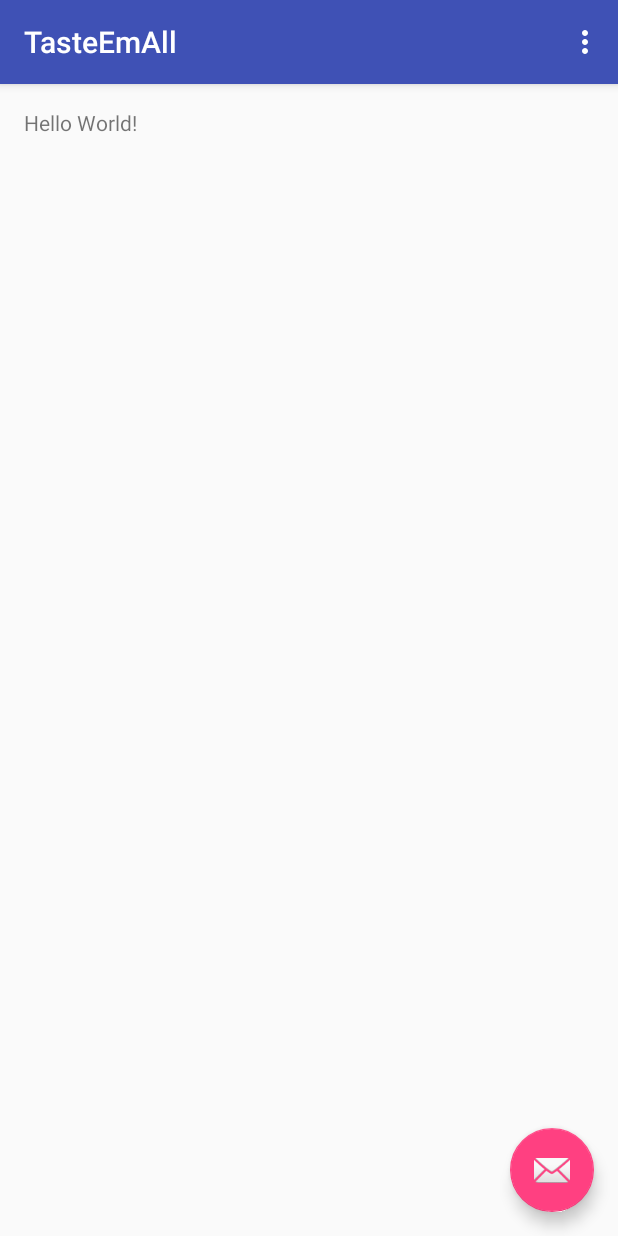
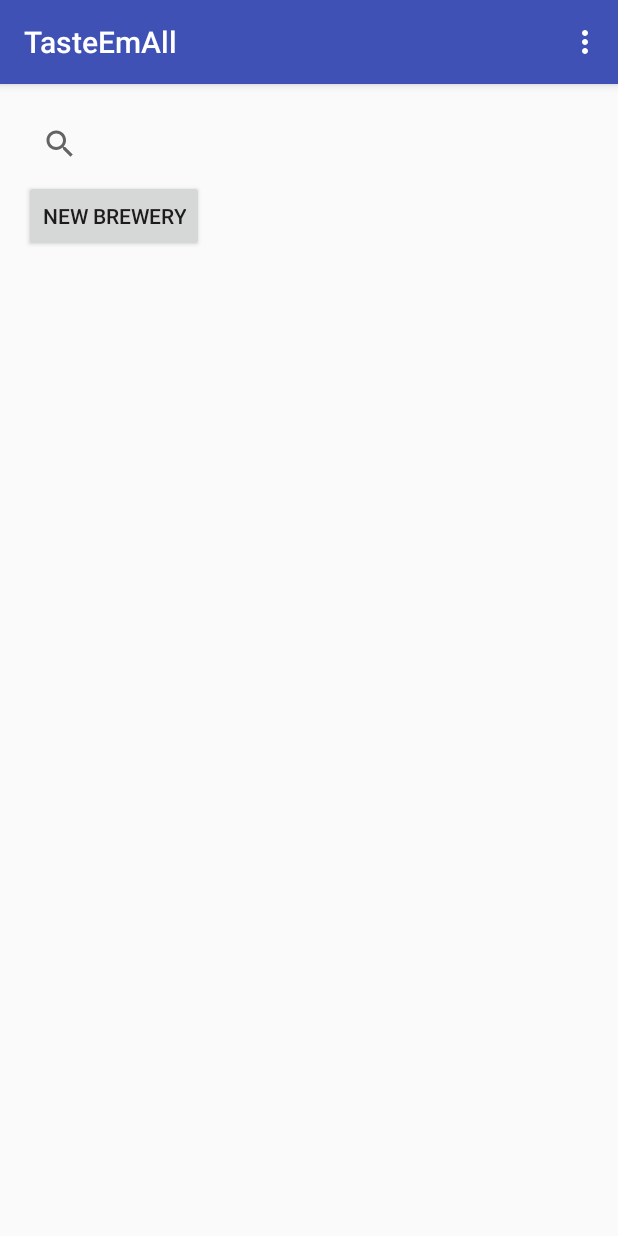
Before and after one commit to fbartnitzek/TasteEmAll, an Android app: the screen it shows after launch (MainActivity), on a phone screen of 412 x 824 dp. Run offline under Robolectric (Android 15) with nearby library versions, the phone set to English and light mode, and no system bars.

Commit message:
initial app fragment and adapter - long way to go

```diff
--- a/app/src/main/java/com/example/fbartnitzek/tasteemall/MainActivity.java
+++ b/app/src/main/java/com/example/fbartnitzek/tasteemall/MainActivity.java
@@ -1,31 +1,24 @@
 package com.example.fbartnitzek.tasteemall;
 
 import android.os.Bundle;
-import android.support.design.widget.FloatingActionButton;
-import android.support.design.widget.Snackbar;
 import android.support.v7.app.AppCompatActivity;
 import android.support.v7.widget.Toolbar;
-import android.view.View;
+import android.util.Log;
 import android.view.Menu;
 import android.view.MenuItem;
 
 public class MainActivity extends AppCompatActivity {
 
+    private static final String LOG_TAG = MainActivity.class.getName();
+
     @Override
     protected void onCreate(Bundle savedInstanceState) {
+        Log.v(LOG_TAG, "onCreate, " + "savedInstanceState = [" + savedInstanceState + "]");
         super.onCreate(savedInstanceState);
         setContentView(R.layout.activity_main);
         Toolbar toolbar = (Toolbar) findViewById(R.id.toolbar);
         setSupportActionBar(toolbar);
 
-        FloatingActionButton fab = (FloatingActionButton) findViewById(R.id.fab);
-        fab.setOnClickListener(new View.OnClickListener() {
-            @Override
-            public void onClick(View view) {
-                Snackbar.make(view, "Replace with your own action", Snackbar.LENGTH_LONG)
-                        .setAction("Action", null).show();
-            }
-        });
     }
 
     @Override
--- a/app/src/main/java/com/example/fbartnitzek/tasteemall/MainActivityFragment.java
+++ /dev/null
@@ -1,22 +0,0 @@
-package com.example.fbartnitzek.tasteemall;
-
-import android.support.v4.app.Fragment;
-import android.os.Bundle;
-import android.view.LayoutInflater;
-import android.view.View;
-import android.view.ViewGroup;
-
-/**
- * A placeholder fragment containing a simple view.
- */
-public class MainActivityFragment extends Fragment {
-
-    public MainActivityFragment() {
-    }
-
-    @Override
-    public View onCreateView(LayoutInflater inflater, ViewGroup container,
-                             Bundle savedInstanceState) {
-        return inflater.inflate(R.layout.fragment_main, container, false);
-    }
-}
--- /dev/null
+++ b/app/src/main/java/com/example/fbartnitzek/tasteemall/MainFragment.java
@@ -0,0 +1,145 @@
+package com.example.fbartnitzek.tasteemall;
+
+import android.database.Cursor;
+import android.net.Uri;
+import android.os.Bundle;
+import android.support.v4.app.Fragment;
+import android.support.v4.app.LoaderManager;
+import android.support.v4.content.CursorLoader;
+import android.support.v4.content.Loader;
+import android.support.v7.widget.SearchView;
+import android.util.Log;
+import android.view.LayoutInflater;
+import android.view.View;
+import android.view.ViewGroup;
+import android.widget.AdapterView;
+import android.widget.Button;
+import android.widget.ListView;
+import android.widget.Toast;
+
+import com.example.fbartnitzek.tasteemall.data.DatabaseContract;
+import com.example.fbartnitzek.tasteemall.data.DatabaseContract.BreweryEntry;
+import com.example.fbartnitzek.tasteemall.data.pojo.Brewery;
+import com.example.fbartnitzek.tasteemall.data.pojo.Location;
+
+/**
+ * A placeholder fragment containing a simple view.
+ */
+public class MainFragment extends Fragment implements LoaderManager.LoaderCallbacks<Cursor> {
+
+    private static final String LOG_TAG = MainFragment.class.getName();
+    private static final int BREWERY_LOADER_ID = 123;
+    private BreweryAdapter mBreweryAdapter;
+
+    private int mBreweryPosition = ListView.INVALID_POSITION;
+    private ListView mBreweryListView;
+
+    private static final String[] BREWERY_QUERY_COLUMNS = {
+            BreweryEntry.TABLE_NAME + "." +  BreweryEntry._ID,  // without the CursurAdapter doesn't work
+            Brewery.NAME,
+            Brewery.INTRODUCED,
+            Location.LOCALITY,
+            Location.COUNTRY};
+
+//    static final int COL_QUERY_BREWERY__ID = 0;
+    static final int COL_QUERY_BREWERY_NAME = 1;
+    static final int COL_QUERY_BREWERY_INTRODUCED = 2;
+    static final int COL_QUERY_BREWERY_LOCALITY = 3;
+    static final int COL_QUERY_BREWERY_COUNTRY = 4;
+    private String mSearchString;
+
+
+    public MainFragment() {
+        // TODO: something with mSearchString;
+    }
+
+    @Override
+    public View onCreateView(LayoutInflater inflater, ViewGroup container,
+                             Bundle savedInstanceState) {
+
+        Log.v(LOG_TAG, "onCreateView, " + "inflater = [" + inflater + "], container = [" + container + "], savedInstanceState = [" + savedInstanceState + "]");
+        View rootView = inflater.inflate(R.layout.fragment_main, container, false);
+
+        final SearchView searchView = (SearchView) rootView.findViewById(R.id.search_all);
+        searchView.setOnQueryTextListener(new SearchView.OnQueryTextListener() {
+            @Override
+            public boolean onQueryTextSubmit(String query) {
+                Toast.makeText(getActivity(), "submitted: " + query, Toast.LENGTH_SHORT).show();
+                return false;
+            }
+
+            @Override
+            public boolean onQueryTextChange(String newText) {
+                Toast.makeText(getActivity(), "on change: " + newText, Toast.LENGTH_SHORT).show();
+                return false;
+            }
+
+        });
+
+        // start Task for each -> result either something or empty
+        // if empty: create? -> new Fragment
+        // for now just an extra button...
+        final Button newBreweryButton = (Button) rootView.findViewById(R.id.button_new_brewery);
+        newBreweryButton.setOnClickListener(new View.OnClickListener() {
+            @Override
+            public void onClick(View v) {
+                //TODO: new fragment to create brewery
+                Toast.makeText(getActivity(),
+                        "create new brewery " + searchView.getQuery(), Toast.LENGTH_SHORT).show();
+            }
+        });
+
+        mBreweryAdapter = new BreweryAdapter(getActivity(), null, 0);
+
+        mBreweryListView = (ListView) rootView.findViewById(R.id.listview_brewery);
+        mBreweryListView.setAdapter(mBreweryAdapter);
+
+        mBreweryListView.setOnItemClickListener(new AdapterView.OnItemClickListener() {
+            @Override
+            public void onItemClick(AdapterView<?> adapterView, View view, int position, long id) {
+                Cursor cursor = (Cursor) adapterView.getItemAtPosition(position);
+
+                if (cursor != null) {
+                    Toast.makeText(getActivity(), cursor.getString(COL_QUERY_BREWERY_NAME),
+                            Toast.LENGTH_SHORT).show();
+                }
+            }
+        });
+
+        return rootView;
+    }
+
+    @Override
+    public void onActivityCreated(Bundle savedInstanceState) {
+        getLoaderManager().initLoader(BREWERY_LOADER_ID, null, this);
+        super.onActivityCreated(savedInstanceState);
+    }
+
+    @Override
+    public Loader<Cursor> onCreateLoader(int id, Bundle args) {
+        Log.v(LOG_TAG, "onCreateLoader, " + "id = [" + id + "], args = [" + args + "]");
+        // TODO: get latest entries ... - insertDate?
+        Uri searchUri = DatabaseContract.BreweryEntry.buildBreweryLocationWithName(
+                mSearchString == null ? "" : mSearchString);
+        String sortOrder = DatabaseContract.BreweryEntry.TABLE_NAME + "." + Brewery.NAME + " ASC";
+
+        return new CursorLoader(getActivity(), searchUri, BREWERY_QUERY_COLUMNS, null, null, sortOrder);
+    }
+
+    @Override
+    public void onLoadFinished(Loader<Cursor> loader, Cursor data) {
+        Log.v(LOG_TAG, "onLoadFinished, " + "loader = [" + loader + "], data = [" + data + "]");
+        mBreweryAdapter.swapCursor(data);
+
+        if (mBreweryPosition != ListView.INVALID_POSITION) {
+            mBreweryListView.smoothScrollToPosition(mBreweryPosition);
+        }
+
+    }
+
+    @Override
+    public void onLoaderReset(Loader<Cursor> loader) {
+        Log.v(LOG_TAG, "onLoaderReset, " + "loader = [" + loader + "]");
+        mBreweryAdapter.swapCursor(null);
+    }
+}
--- a/app/src/main/java/com/example/fbartnitzek/tasteemall/data/DatabaseContract.java
+++ b/app/src/main/java/com/example/fbartnitzek/tasteemall/data/DatabaseContract.java
@@ -3,6 +3,7 @@ package com.example.fbartnitzek.tasteemall.data;
 import android.content.ContentResolver;
 import android.net.Uri;
 import android.provider.BaseColumns;
+import android.util.Log;
 
 /**
  * Copyright 2015.  Frank Bartnitzek
@@ -26,6 +27,7 @@ public class DatabaseContract {
 
     public static final String PATH_LOCATION = "location";
     public static final String PATH_BREWERY = "brewery";
+    public static final String PATH_BREWERY_WITH_LOCATION = "brewery_with_location";
     public static final String PATH_BEER = "beer";
     public static final String PATH_USER = "user";
     public static final String PATH_REVIEW = "review";
@@ -35,6 +37,7 @@ public class DatabaseContract {
 //    //URI data
     public static final String CONTENT_AUTHORITY = "fbartnitzek.tasteemall";
     private static final Uri BASE_CONTENT_URI = Uri.parse("content://" + CONTENT_AUTHORITY);
+
 
     // Locations
     public static final class LocationEntry implements BaseColumns {
@@ -55,6 +58,7 @@ public class DatabaseContract {
 
     public static final class BreweryEntry implements BaseColumns {
         public static final String TABLE_NAME = "brewery";
+        public static final String PATH_PATTERN = "pattern";
 
         public static final Uri CONTENT_URI =
                 BASE_CONTENT_URI.buildUpon().appendPath(PATH_BREWERY).build();
@@ -65,6 +69,25 @@ public class DatabaseContract {
 
         public static Uri buildUri(long id) {
             return CONTENT_URI.buildUpon().appendPath(Long.toString(id)).build();
+        }
+
+        public static Uri buildBreweryLocationWithName(String searchString) {
+            Log.v(LOG_TAG, "buildBreweryLocationWithName, " + "searchString = [" + searchString + "]");
+            return BASE_CONTENT_URI.buildUpon().appendPath(PATH_BREWERY_WITH_LOCATION).
+                    appendPath(searchString).build();
+//            return CONTENT_URI.buildUpon().
+////                    appendQueryParameter("pattern", searchString).build();
+//                    appendPath(PATH_PATTERN).
+//                    appendPath(searchString).build();
+        }
+
+        public static String getSearchString(Uri uri) {
+            // may also be empty
+            if (uri.getPathSegments().size()>1){
+                return uri.getPathSegments().get(1);
+            } else {
+                return "";
+            }
         }
     }
 
--- a/app/src/main/res/layout/activity_main.xml
+++ b/app/src/main/res/layout/activity_main.xml
@@ -24,12 +24,13 @@
 
     <include layout="@layout/content_main"/>
 
-    <android.support.design.widget.FloatingActionButton
-        android:id="@+id/fab"
-        android:layout_width="wrap_content"
-        android:layout_height="wrap_content"
-        android:layout_gravity="bottom|end"
-        android:layout_margin="@dimen/fab_margin"
-        android:src="@android:drawable/ic_dialog_email"/>
+    <!-- unused float button -->
+    <!--<android.support.design.widget.FloatingActionButton-->
+        <!--android:id="@+id/fab"-->
+        <!--android:layout_width="wrap_content"-->
+        <!--android:layout_height="wrap_content"-->
+        <!--android:layout_gravity="bottom|end"-->
+        <!--android:layout_margin="@dimen/fab_margin"-->
+        <!--android:src="@android:drawable/ic_dialog_email"/>-->
 
 </android.support.design.widget.CoordinatorLayout>
--- a/app/src/main/res/layout/content_main.xml
+++ b/app/src/main/res/layout/content_main.xml
@@ -1,5 +1,5 @@
 <fragment android:id="@+id/fragment"
-          android:name="com.example.fbartnitzek.tasteemall.MainActivityFragment"
+          android:name="com.example.fbartnitzek.tasteemall.MainFragment"
           xmlns:android="http://schemas.android.com/apk/res/android"
           xmlns:app="http://schemas.android.com/apk/res-auto"
           xmlns:tools="http://schemas.android.com/tools"
--- a/app/src/main/res/layout/fragment_main.xml
+++ b/app/src/main/res/layout/fragment_main.xml
@@ -6,12 +6,32 @@
                 android:paddingLeft="@dimen/activity_horizontal_margin"
                 android:paddingRight="@dimen/activity_horizontal_margin"
                 android:paddingTop="@dimen/activity_vertical_margin"
-                tools:context="com.example.fbartnitzek.tasteemall.MainActivityFragment"
+                tools:context=".MainFragment"
                 tools:showIn="@layout/activity_main">
 
-    <TextView
+    <!--<TextView-->
+        <!--android:layout_width="wrap_content"-->
+        <!--android:layout_height="wrap_content"-->
+        <!--android:text="Hello World!"/>-->
+
+    <android.support.v7.widget.SearchView
+        android:id="@+id/search_all"
+        android:queryHint="search for brewery or beer"
+        android:layout_width="match_parent"
+        android:layout_height="wrap_content"/>
+
+    <Button
+        android:id="@+id/button_new_brewery"
+        android:text="new brewery"
         android:layout_width="wrap_content"
         android:layout_height="wrap_content"
-        android:text="Hello World!"/>
+        android:layout_below="@id/search_all"/>
+
+    <ListView
+        android:id="@+id/listview_brewery"
+        android:layout_width="match_parent"
+        android:layout_height="match_parent"
+        android:layout_below="@id/button_new_brewery">
+    </ListView>
 
 </RelativeLayout>
--- a/pojodata/src/main/java/com/example/fbartnitzek/tasteemall/data/pojo/Brewery.java
+++ b/pojodata/src/main/java/com/example/fbartnitzek/tasteemall/data/pojo/Brewery.java
@@ -17,6 +17,7 @@ package com.example.fbartnitzek.tasteemall.data.pojo;
  */
 
 public class Brewery {
+    // TODO: better generalization for all sorts of drinks (beer, wine, whisky, ...) - producer?
 
     public static final String BREWERY_ID = "brewery_id";
     public static final String NAME = "brewery_name";
```
Also changed, not shown: app/src/main/java/com/example/fbartnitzek/tasteemall/BreweryAdapter.java (added, +78 -0 lines), app/src/main/java/com/example/fbartnitzek/tasteemall/data/DatabaseProvider.java (+38 -0 lines), app/src/main/res/layout/list_item_brewery.xml (added, +48 -0 lines), 1 other file.
